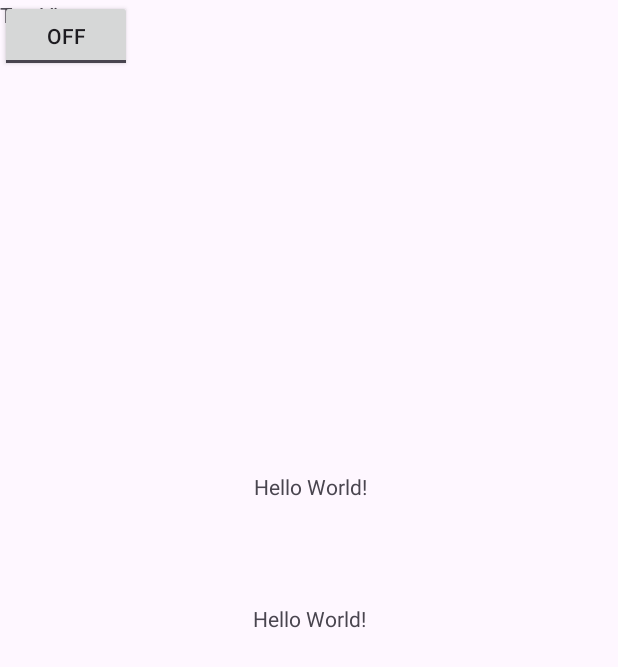
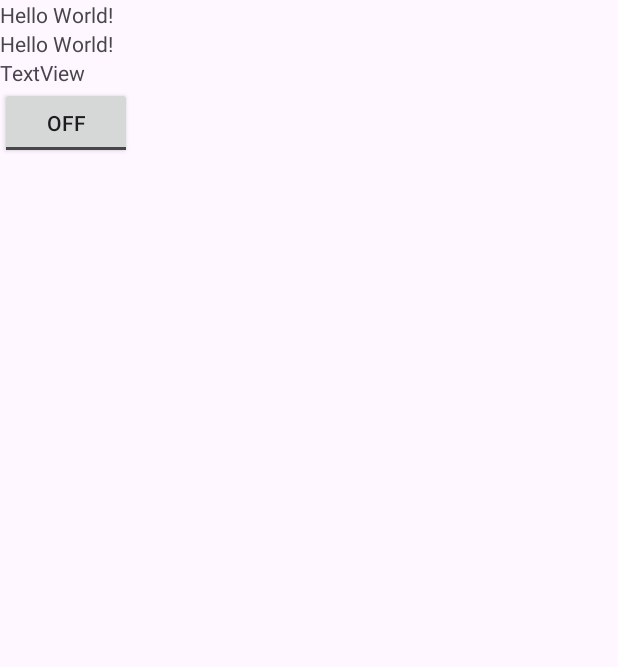
Before and after one commit to 24chu/az, an Android app: the screen it shows after launch (MainActivity), on a phone screen of 412 x 824 dp. Shown: the top 667 px of the screen. Run offline under Robolectric (Android 15) with nearby library versions, the phone set to English and light mode, and no system bars.

Commit message:
更新依赖gradle，修复部分错误

```diff
--- a/app/src/main/res/layout/activity_main.xml
+++ b/app/src/main/res/layout/activity_main.xml
@@ -1,14 +1,16 @@
 <?xml version="1.0" encoding="utf-8"?>
-<androidx.constraintlayout.widget.ConstraintLayout xmlns:android="http://schemas.android.com/apk/res/android"
+<LinearLayout xmlns:android="http://schemas.android.com/apk/res/android"
     xmlns:app="http://schemas.android.com/apk/res-auto"
     xmlns:tools="http://schemas.android.com/tools"
     android:id="@+id/main"
+    android:orientation="vertical"
     android:layout_width="match_parent"
     android:layout_height="match_parent"
     tools:context=".MainActivity">
 
     <TextView
         android:layout_width="wrap_content"
+
         android:layout_height="wrap_content"
         android:text="Hello World!"
         app:layout_constraintBottom_toBottomOf="parent"
@@ -44,12 +46,6 @@
         tools:layout_editor_absoluteX="168dp"
         tools:layout_editor_absoluteY="643dp" />
 
-    <RelativeLayout
-        android:layout_width="409dp"
-        android:layout_height="266dp"
-        tools:layout_editor_absoluteX="1dp"
-        tools:layout_editor_absoluteY="376dp">
 
-    </RelativeLayout>
 
-</androidx.constraintlayout.widget.ConstraintLayout>
+</LinearLayout>
--- a/app/src/main/res/layout/chu.xml
+++ b/app/src/main/res/layout/chu.xml
@@ -16,7 +16,7 @@
         android:background="#76C179"
         android:orientation="vertical">
 
-        <include layout="@layout/xr" />
+<!--        <include layout="@layout/xr" />-->
 
         <Button
 
--- a/gradle/libs.versions.toml
+++ b/gradle/libs.versions.toml
@@ -1,5 +1,5 @@
 [versions]
-agp = "8.3.1"
+agp = "8.4.0"
 kotlin = "1.9.0"
 coreKtx = "1.10.1"
 junit = "4.13.2"
```
Also changed, not shown: gradle/wrapper/gradle-wrapper.properties.
